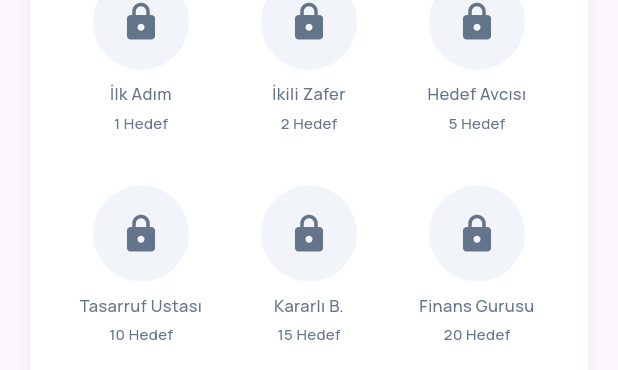
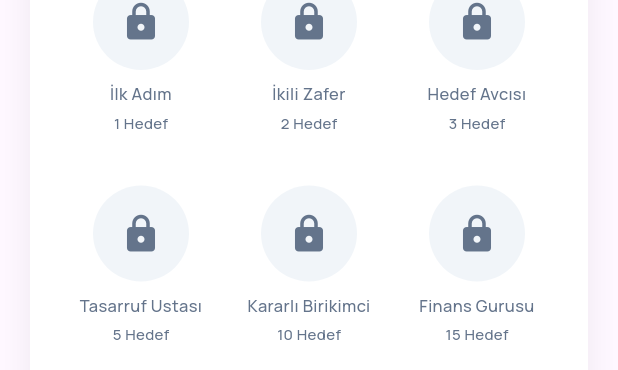
Before and after one commit to alperozkurt/Genc-Cuzdan, a Flutter app: the ProfilePage widget shown alone on an empty page, opened directly with empty values, on a phone screen of 412 x 824 dp. Shown: the part 863-1233 px from the top of the screen. Run offline on Flutter 3.47's test engine with Material 3 defaults, Android fonts, the phone set to English and light mode, and no system bars; our stand-ins replace confetti, fl_chart, google_fonts, shared_preferences; accounts and stored records are empty; network calls fail.

Commit message:
Final touches on the ui

```diff
--- a/lib/pages/profile.dart
+++ b/lib/pages/profile.dart
@@ -221,14 +221,13 @@ class _ProfilePageState extends State<ProfilePage> {
     final List<Map<String, dynamic>> badges = [
       {'title': 'İlk Adım', 'threshold': 1, 'icon': Icons.star_outline_rounded},
       {'title': 'İkili Zafer', 'threshold': 2, 'icon': Icons.two_wheeler_rounded},
-      {'title': 'Hedef Avcısı', 'threshold': 5, 'icon': Icons.track_changes_rounded},
-      {'title': 'Tasarruf Ustası', 'threshold': 10, 'icon': Icons.savings_rounded},
-      {'title': 'Kararlı B.', 'threshold': 15, 'icon': Icons.trending_up_rounded},
-      {'title': 'Finans Gurusu', 'threshold': 20, 'icon': Icons.psychology_rounded},
-      {'title': 'Hedef Canavarı', 'threshold': 25, 'icon': Icons.rocket_launch_rounded},
-      {'title': 'Yıldız Tasarrufçu', 'threshold': 30, 'icon': Icons.stars_rounded},
-      {'title': 'Zirve Maceracısı', 'threshold': 40, 'icon': Icons.landscape_rounded},
-      {'title': 'Efsanevi Bütçeci', 'threshold': 50, 'icon': Icons.workspace_premium_rounded},
+      {'title': 'Hedef Avcısı', 'threshold': 3, 'icon': Icons.track_changes_rounded},
+      {'title': 'Tasarruf Ustası', 'threshold': 5, 'icon': Icons.savings_rounded},
+      {'title': 'Kararlı Birikimci', 'threshold': 10, 'icon': Icons.trending_up_rounded},
+      {'title': 'Finans Gurusu', 'threshold': 15, 'icon': Icons.psychology_rounded},
+      {'title': 'Hedef Canavarı', 'threshold': 20, 'icon': Icons.rocket_launch_rounded},
+      {'title': 'Yıldız Tasarrufçu', 'threshold': 25, 'icon': Icons.stars_rounded},
+      {'title': 'Efsanevi Bütçeci', 'threshold': 30, 'icon': Icons.workspace_premium_rounded},
     ];
 
     return Container(
```
Also changed, not shown: lib/pages/home.dart (+1 -24 lines), lib/pages/wallet.dart (+26 -30 lines).
